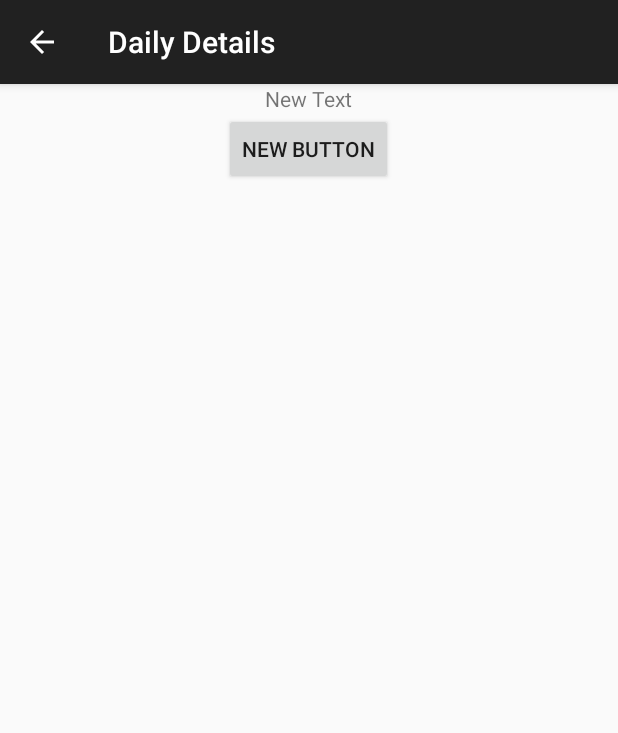
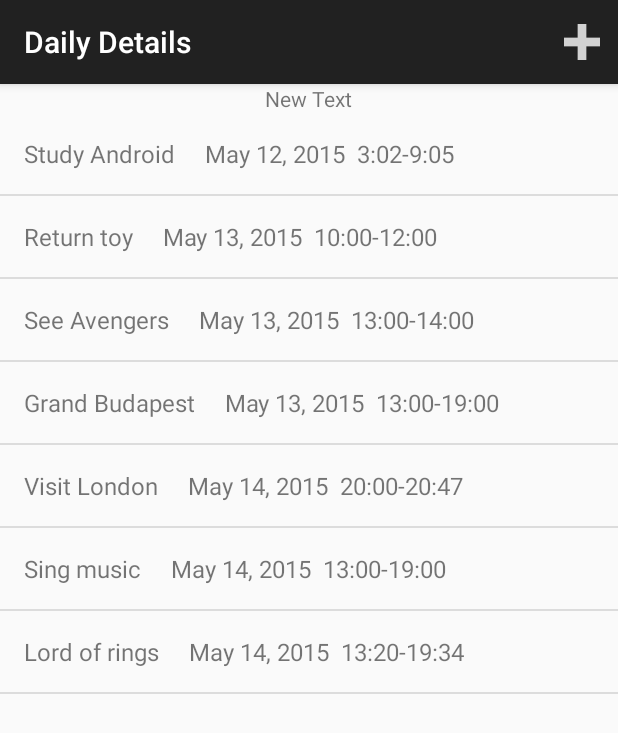
Before and after one commit to Dongee-W/SocialCalendar, an Android app: the DailyDetail screen opened directly, with no data from a screen before it, on a phone screen of 412 x 824 dp. Shown: the top 733 px of the screen. Run offline under Robolectric (Android 15) with nearby library versions, the phone set to English and light mode, and no system bars.

Commit message:
Update main page

```diff
--- a/app/src/main/java/com/coral/cute/socialcalendar/DailyDetail.java
+++ b/app/src/main/java/com/coral/cute/socialcalendar/DailyDetail.java
@@ -1,12 +1,62 @@
 package com.coral.cute.socialcalendar;
 
+import android.content.Intent;
 import android.os.Bundle;
 import android.support.v7.app.ActionBarActivity;
+import android.view.Menu;
+import android.view.MenuItem;
+import android.widget.ArrayAdapter;
+import android.widget.ListView;
+
+import java.util.ArrayList;
+import java.util.Arrays;
+import java.util.List;
 
 public class DailyDetail extends ActionBarActivity {
     @Override
     protected void onCreate(Bundle savedInstanceState) {
         super.onCreate(savedInstanceState);
         setContentView(R.layout.daily_detail_layout);
+
+        String[] data = {
+                "Study Android     May 12, 2015  3:02-9:05",
+                "Return toy     May 13, 2015  10:00-12:00",
+                "See Avengers     May 13, 2015  13:00-14:00",
+                "Grand Budapest     May 13, 2015  13:00-19:00",
+                "Visit London     May 14, 2015  20:00-20:47",
+                "Sing music     May 14, 2015  13:00-19:00",
+                "Lord of rings     May 14, 2015  13:20-19:34"
+        };
+        List<String> weekForecast = new ArrayList<String>(Arrays.asList(data));
+
+
+        // Now that we have some dummy forecast data, create an ArrayAdapter.
+        // The ArrayAdapter will take data from a source (like our dummy forecast) and
+        // use it to populate the ListView it's attached to.
+        ArrayAdapter mForecastAdapter =
+                new ArrayAdapter<String>(
+                        this, // The current context (this activity)
+                        R.layout.list_item_todo, // The name of the layout ID.
+                        R.id.list_item_todo_textview, // The ID of the textview to populate.
+                        weekForecast);
+
+        // Get a reference to the ListView, and attach this adapter to it.
+        ListView listView = (ListView) findViewById(R.id.listview_todo);
+        listView.setAdapter(mForecastAdapter);
+
     }
+
+    @Override
+    public boolean onCreateOptionsMenu(Menu menu) {
+        // Inflate the menu; this adds items to the action bar if it is present.
+        getMenuInflater().inflate(R.menu.menu_detail, menu);
+        return true;
+    }
+
+    @Override
+    public boolean onOptionsItemSelected(MenuItem item) {
+        Intent intent = new Intent(DailyDetail.this, EventForm.class);
+        startActivity(intent);
+        return true;
+    };
 }
--- a/app/src/main/res/layout/daily_detail.xml
+++ b/app/src/main/res/layout/daily_detail.xml
@@ -11,10 +11,8 @@
             android:id="@+id/detail_text"
             android:layout_gravity="center_horizontal"/>
 
-    <Button
-            android:layout_width="wrap_content"
-            android:layout_height="wrap_content"
-            android:text="New Button"
-            android:id="@+id/button"
-            android:layout_gravity="center_horizontal"/>
+    <ListView
+        android:id="@+id/listview_todo"
+        android:layout_width="match_parent"
+        android:layout_height="match_parent" />
 </LinearLayout>
--- /dev/null
+++ b/app/src/main/res/menu/menu_detail.xml
@@ -0,0 +1,10 @@
+<menu xmlns:android="http://schemas.android.com/apk/res/android"
+    xmlns:app="http://schemas.android.com/apk/res-auto"
+    xmlns:tools="http://schemas.android.com/tools"
+    tools:context=".DailyDetail">
+    <item android:id="@+id/action_add"
+        android:title="@string/add_event"
+        android:orderInCategory="100"
+        android:icon="@drawable/ic_action_name"
+        app:showAsAction="always"/>
+</menu>
--- a/app/src/main/res/menu/menu_main.xml
+++ b/app/src/main/res/menu/menu_main.xml
@@ -2,8 +2,4 @@
       xmlns:app="http://schemas.android.com/apk/res-auto"
       xmlns:tools="http://schemas.android.com/tools"
       tools:context=".MainActivity">
-    <item android:id="@+id/action_settings"
-          android:title="@string/add_event"
-          android:orderInCategory="100"
-          app:showAsAction="always"/>
 </menu>
--- a/app/src/main/res/values/strings.xml
+++ b/app/src/main/res/values/strings.xml
@@ -5,5 +5,6 @@
     <string name="action_settings">Setting</string>
     <string name="daily_detail">Daily Details</string>
     <string name="title_activity_login_register">LoginRegister</string>
+    <string name="title_activity_event_form">EventForm</string>
 
 </resources>
```
Also changed, not shown: app/src/main/AndroidManifest.xml (+6 -2 lines), app/src/main/java/com/coral/cute/socialcalendar/EventForm.java (added, +38 -0 lines), app/src/main/java/com/coral/cute/socialcalendar/MainActivity.java (+17 -7 lines), app/src/main/java/com/coral/cute/socialcalendar/MainPageFrag.java (+32 -7 lines), app/src/main/res/layout/activity_event_form.xml (added, +44 -0 lines), app/src/main/res/layout/fragment_main.xml (+13 -2 lines), app/src/main/res/layout/main_page_layout.xml (+9 -3 lines), app/src/main/res/menu/menu_event_form.xml (added, +7 -0 lines), app/src/main/res/drawable-hdpi/ic_action_name.png (added), app/src/main/res/drawable-mdpi/ic_action_name.png (added), app/src/main/res/drawable-xhdpi/ic_action_name.png (added), app/src/main/res/drawable-xxhdpi/ic_action_name.png (added), 2 other files.
